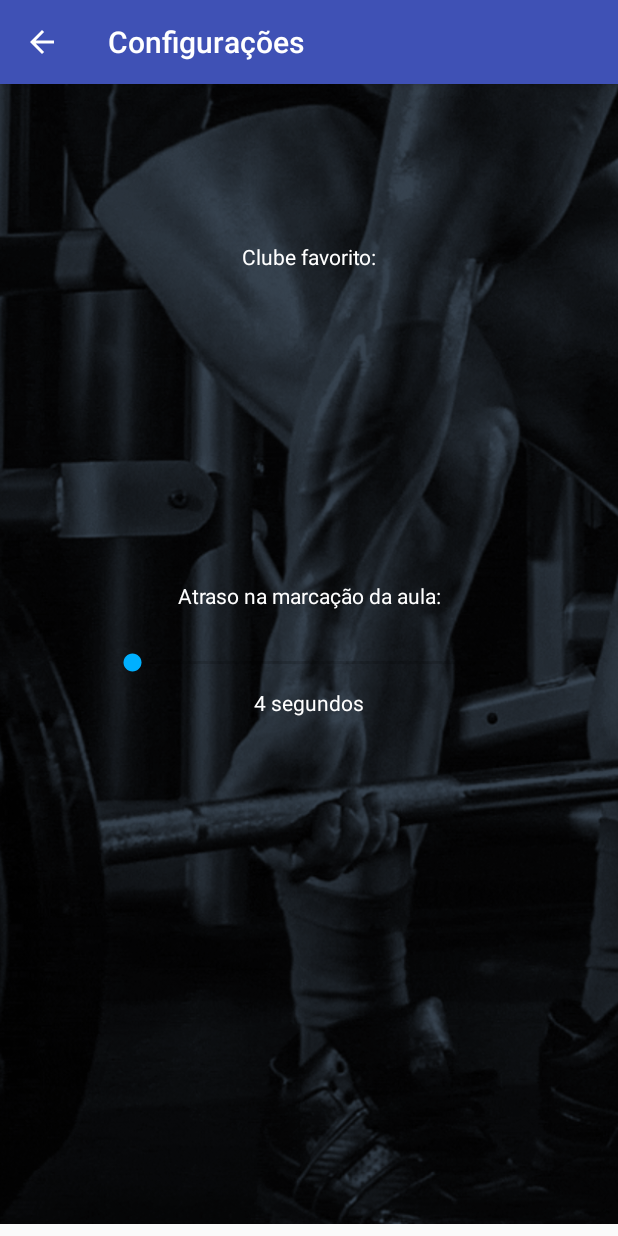
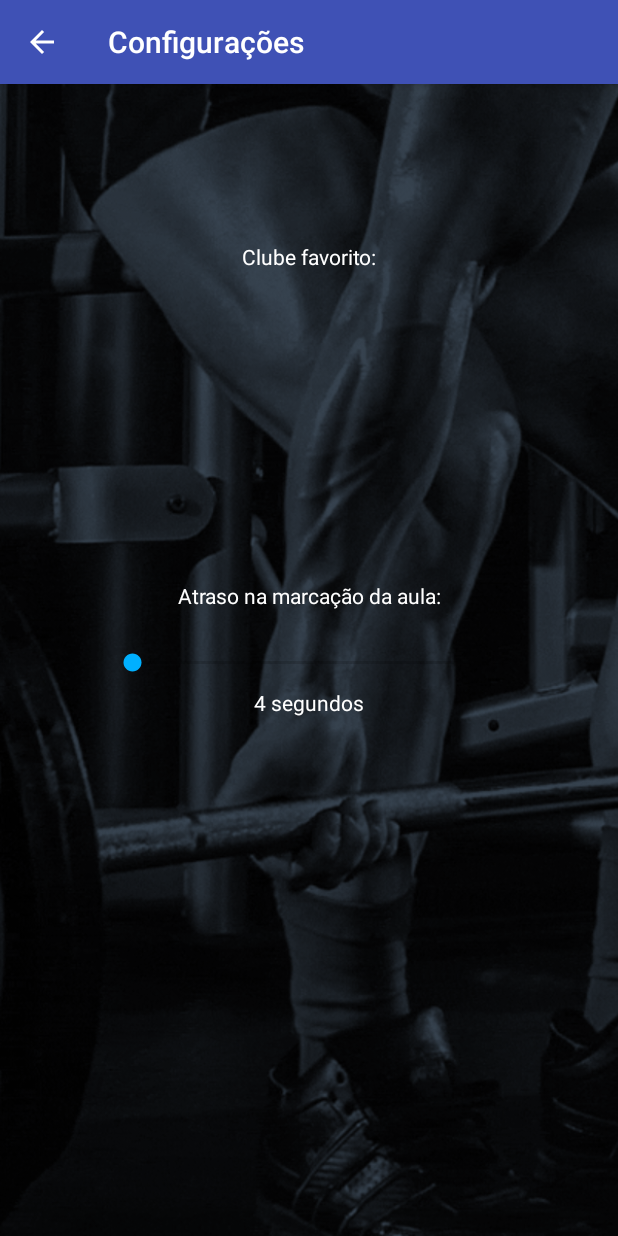
Before and after one commit to mavimdev/fitnessH, an Android app: the FavoriteClubActivity screen opened directly, with no data from a screen before it, on a phone screen of 412 x 824 dp. Run offline under Robolectric (Android 15) with nearby library versions, the phone set to English and light mode, and no system bars; our stand-ins replace RxJava; libraries missing offline, so code that uses them is left out: com.jakewharton.retrofit2; 4 statements that could not run were skipped.

Commit message:
fix of image margin

```diff
--- a/app/src/main/res/layout/activity_favorite_club.xml
+++ b/app/src/main/res/layout/activity_favorite_club.xml
@@ -11,7 +11,7 @@
         android:id="@+id/imageView2"
         android:layout_width="match_parent"
         android:layout_height="match_parent"
-        android:layout_marginBottom="8dp"
+        android:layout_marginBottom="0dp"
         android:scaleType="centerCrop"
         android:src="@drawable/login"
         app:layout_constraintBottom_toBottomOf="parent" />
```
